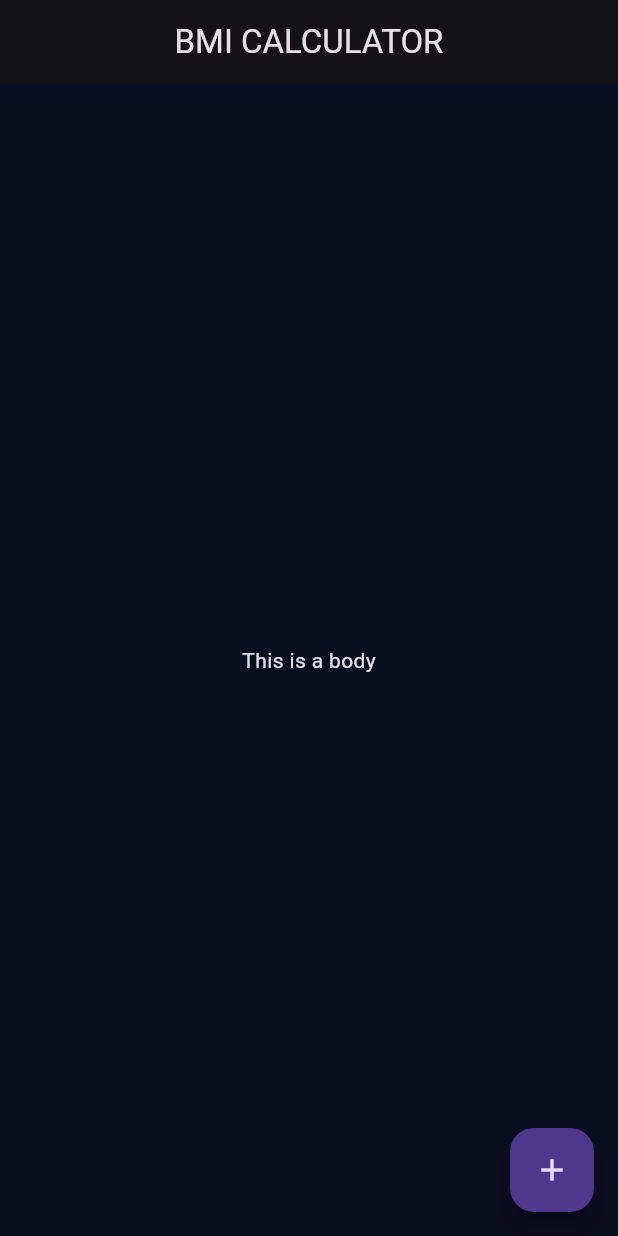
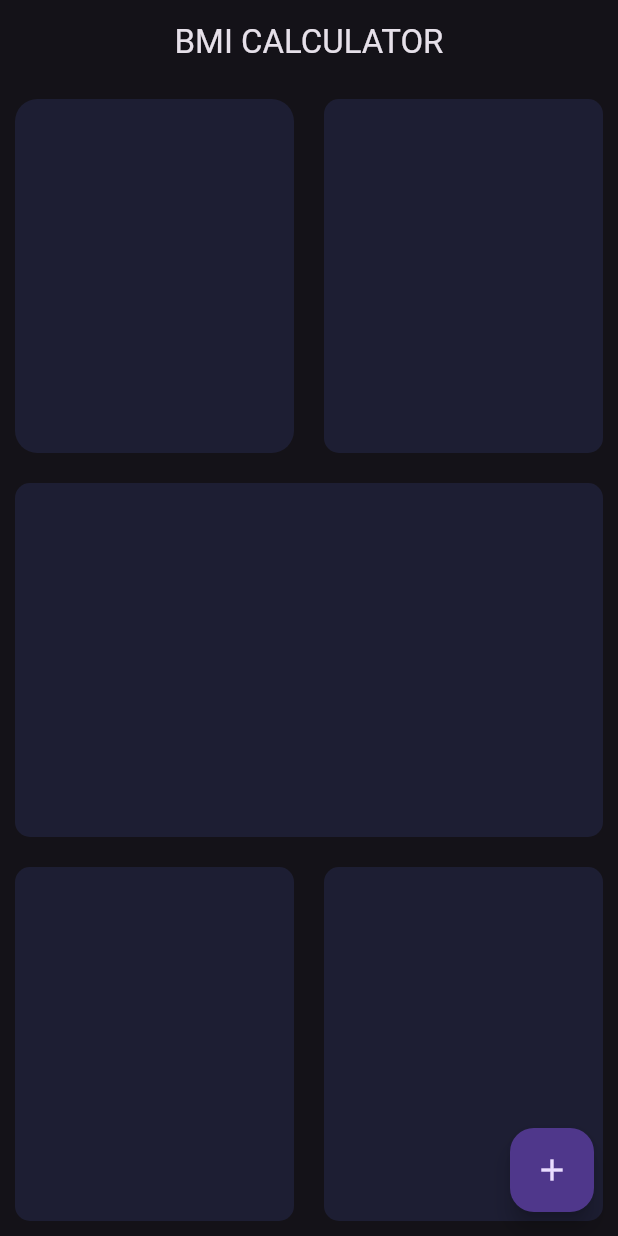
Before and after one commit to dawit2123/Flutter-Projects, a Flutter app: the screen it shows after launch, on a phone screen of 412 x 824 dp. Run offline on Flutter 3.47's test engine with Material 3 defaults, Android fonts, the phone set to English and light mode, and no system bars; our stand-ins replace audioplayers, rflutter_alert; missing offline and left inert: dart:html.

Commit message:
basic layout of the bmi calculator done

```diff
--- a/bmi_calculator/lib/input_page.dart
+++ b/bmi_calculator/lib/input_page.dart
@@ -15,7 +15,61 @@ class _InputPageState extends State<InputPage> {
           title: Center(
         child: Text('BMI CALCULATOR'),
       )),
-      body: Center(child: Text('This is a body')),
+      body: Column(
+        children: <Widget>[
+          Expanded(
+              child: Row(
+            children: <Widget>[
+              Expanded(
+                child: Container(
+                  margin: EdgeInsets.all(10.0),
+                  decoration: BoxDecoration(
+                      borderRadius: BorderRadius.circular(15.0),
+                      color: Color(0xFF1D1E33)),
+                ),
+              ),
+              Expanded(
+                  child: Container(
+                margin: EdgeInsets.all(10.0),
+                decoration: BoxDecoration(
+                    borderRadius: BorderRadius.circular(10.0),
+                    color: Color(0xFF1D1E33)),
+              )),
+            ],
+          )),
+          Expanded(
+              child: Row(
+            children: <Widget>[
+              Expanded(
+                  child: Container(
+                margin: EdgeInsets.all(10.0),
+                decoration: BoxDecoration(
+                    borderRadius: BorderRadius.circular(10.0),
+                    color: Color(0xFF1D1E33)),
+              ))
+            ],
+          )),
+          Expanded(
+              child: Row(
+            children: <Widget>[
+              Expanded(
+                  child: Container(
+                margin: EdgeInsets.all(10.0),
+                decoration: BoxDecoration(
+                    borderRadius: BorderRadius.circular(10.0),
+                    color: Color(0xFF1D1E33)),
+              )),
+              Expanded(
+                  child: Container(
+                margin: EdgeInsets.all(10.0),
+                decoration: BoxDecoration(
+                    borderRadius: BorderRadius.circular(10.0),
+                    color: Color(0xFF1D1E33)),
+              ))
+            ],
+          )),
+        ],
+      ),
       floatingActionButton: FloatingActionButton(
         child: Icon(Icons.add),
         onPressed: () {
--- a/bmi_calculator/lib/main.dart
+++ b/bmi_calculator/lib/main.dart
@@ -13,7 +13,6 @@ class BMICalculator extends StatelessWidget {
     return MaterialApp(
       theme: ThemeData.dark().copyWith(
         primaryColor: const Color(0xFF0A0E21),
-        scaffoldBackgroundColor: const Color(0xFF0A0E21),
       ),
       debugShowCheckedModeBanner: false,
       home: InputPage(),
```
